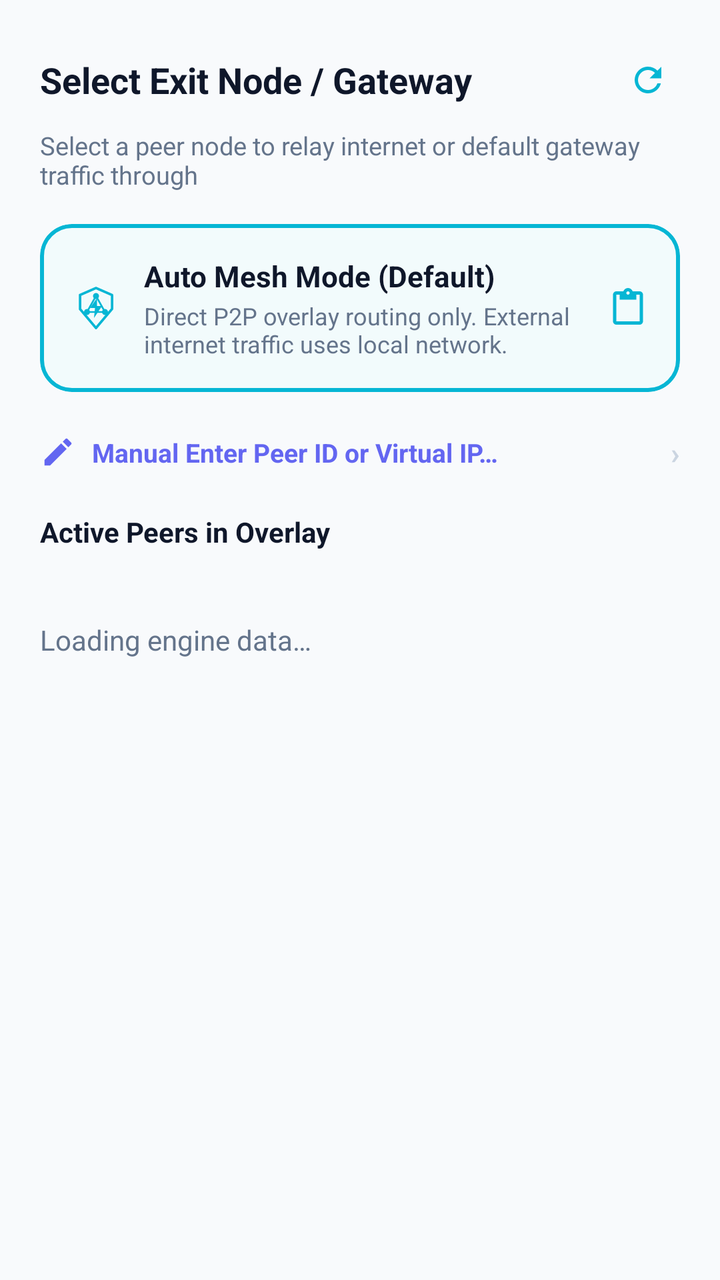
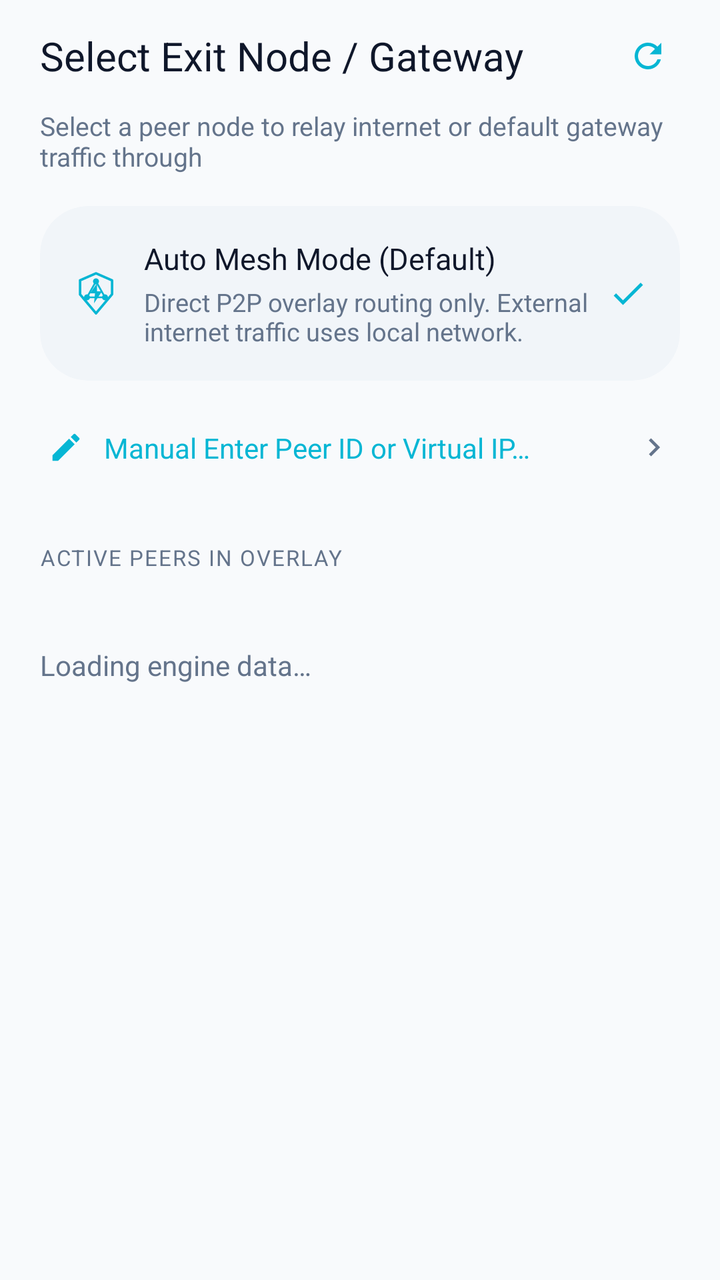

Two renders of the same Android screen: before a commit and after it. Below are the layout's source before the change and the commit's diff.
<!-- AndroidManifest.xml: application theme Theme.P2ptap -->
<!-- res/layout/dialog_exit_node_selector.xml -->
<?xml version="1.0" encoding="utf-8"?>
<androidx.core.widget.NestedScrollView xmlns:android="http://schemas.android.com/apk/res/android"
    xmlns:app="http://schemas.android.com/apk/res-auto"
    android:layout_width="match_parent"
    android:layout_height="match_parent"
    android:background="?attr/colorSurfaceContainerLow"
    android:orientation="vertical"
    android:padding="20dp">
    <LinearLayout android:layout_width="match_parent" android:layout_height="wrap_content" android:orientation="vertical">


    
    <LinearLayout
        android:layout_width="match_parent"
        android:layout_height="wrap_content"
        android:gravity="center_vertical"
        android:layout_marginBottom="4dp"
        android:orientation="horizontal">

        <TextView
            android:layout_width="0dp"
            android:layout_height="wrap_content"
            android:layout_weight="1"
            android:text="@string/dialog_exit_node_title"
            android:textColor="?attr/colorOnSurface"
            android:textSize="18sp"
            android:textStyle="bold" />

        <com.google.android.material.button.MaterialButton
            android:id="@+id/btnRefreshPeers"
            style="@style/Widget.Material3.Button.IconButton"
            android:layout_width="40dp"
            android:layout_height="40dp"
            android:contentDescription="@string/btn_refresh"
            app:icon="@drawable/ic_refresh"
            app:iconTint="?attr/colorPrimary" />
    </LinearLayout>

    <TextView
        android:layout_width="match_parent"
        android:layout_height="wrap_content"
        android:layout_marginBottom="16dp"
        android:text="@string/dialog_exit_node_desc"
        android:textColor="?attr/colorOnSurfaceVariant"
        android:textSize="12.5sp" />

    
    <com.google.android.material.card.MaterialCardView
        android:id="@+id/cardAutoMode"
        android:layout_width="match_parent"
        android:layout_height="wrap_content"
        android:layout_marginBottom="14dp"
        android:clickable="true"
        android:focusable="true"
        android:foreground="?attr/selectableItemBackground"
        app:cardCornerRadius="16dp"
        app:cardElevation="1dp"
        app:strokeColor="?attr/colorPrimary"
        app:strokeWidth="2dp">

        <LinearLayout
            android:layout_width="match_parent"
            android:layout_height="wrap_content"
            android:gravity="center_vertical"
            android:orientation="horizontal"
            android:padding="16dp">

            <ImageView
                android:layout_width="24dp"
                android:layout_height="24dp"
                android:src="@drawable/ic_p2p_shield_node"
                app:tint="?attr/colorPrimary" />

            <LinearLayout
                android:layout_width="0dp"
                android:layout_height="wrap_content"
                android:layout_weight="1"
                android:layout_marginStart="12dp"
                android:orientation="vertical">

                <TextView
                    android:layout_width="wrap_content"
                    android:layout_height="wrap_content"
                    android:text="@string/exit_node_auto_title"
                    android:textColor="?attr/colorOnSurface"
                    android:textSize="14.5sp"
                    android:textStyle="bold" />

                <TextView
                    android:layout_width="wrap_content"
                    android:layout_height="wrap_content"
                    android:layout_marginTop="2dp"
                    android:text="@string/exit_node_auto_desc"
                    android:textColor="?attr/colorOnSurfaceVariant"
                    android:textSize="12sp" />
            </LinearLayout>

            <ImageView
                android:id="@+id/ivAutoChecked"
                android:layout_width="20dp"
                android:layout_height="20dp"
                android:src="@drawable/ic_paste"
                app:tint="?attr/colorPrimary" />
        </LinearLayout>
    </com.google.android.material.card.MaterialCardView>

    
    <LinearLayout
        android:id="@+id/layoutCustomInput"
        android:layout_width="match_parent"
        android:layout_height="wrap_content"
        android:layout_marginBottom="14dp"
        android:background="?attr/selectableItemBackground"
        android:clickable="true"
        android:focusable="true"
        android:gravity="center_vertical"
        android:orientation="horizontal"
        android:paddingVertical="6dp">

        <ImageView
            android:layout_width="18dp"
            android:layout_height="18dp"
            android:src="@drawable/ic_edit"
            app:tint="?attr/colorSecondary" />

        <TextView
            android:layout_width="0dp"
            android:layout_height="wrap_content"
            android:layout_weight="1"
            android:layout_marginStart="8dp"
            android:text="@string/exit_node_custom_title"
            android:textColor="?attr/colorSecondary"
            android:textSize="13sp"
            android:textStyle="bold" />

        <TextView
            android:layout_width="wrap_content"
            android:layout_height="wrap_content"
            android:text="›"
            android:textColor="?attr/colorOutline"
            android:textSize="15sp"
            android:textStyle="bold" />
    </LinearLayout>

    <TextView
        android:layout_width="wrap_content"
        android:layout_height="wrap_content"
        android:layout_marginBottom="8dp"
        android:text="@string/section_active_peers"
        android:textColor="?attr/colorOnSurface"
        android:textSize="14sp"
        android:textStyle="bold" />

    <TextView android:id="@+id/tvSelection" android:layout_width="match_parent"
        android:layout_height="wrap_content" android:textColor="?attr/colorPrimary"
        android:paddingBottom="8dp" android:textIsSelectable="true" />
    <TextView android:id="@+id/tvDataStatus" android:layout_width="match_parent"
        android:layout_height="wrap_content" android:text="@string/telemetry_loading"
        android:textColor="?attr/colorOnSurfaceVariant" android:paddingBottom="8dp"
        android:accessibilityLiveRegion="polite" />
    


        <LinearLayout
            android:id="@+id/containerPeers"
            android:layout_width="match_parent"
            android:layout_height="wrap_content"
            android:orientation="vertical" />


    </LinearLayout>
</androidx.core.widget.NestedScrollView>
<!-- resources referenced by this layout -->
<resources>
  <!-- drawable ic_paste (drawable) -->
  <vector xmlns:android="http://schemas.android.com/apk/res/android"
      android:width="24dp"
      android:height="24dp"
      android:viewportWidth="24"
      android:viewportHeight="24"
      android:tint="?attr/colorControlNormal">
      <path
          android:fillColor="@android:color/white"
          android:pathData="M19,2h-4.18C14.4,0.84 13.3,0 12,0c-1.3,0 -2.4,0.84 -2.82,2H5c-1.1,0 -2,0.9 -2,2v16c0,1.1 0.9,2 2,2h14c1.1,0 2,-0.9 2,-2V4c0,-1.1 -0.9,-2 -2,-2zm-7,0c0.55,0 1,0.45 1,1s-0.45,1 -1,1 -1,-0.45 -1,-1 0.45,-1 1,-1zm7,18H5V4h2v3h10V4h2v16z"/>
  </vector>
  <style name="Base.Theme.P2ptap" parent="Theme.Material3.DayNight.NoActionBar">
          
          <item name="colorPrimary">@color/md_primary</item>
          <item name="colorOnPrimary">@color/md_on_primary</item>
          <item name="colorPrimaryContainer">@color/md_primary_container</item>
          <item name="colorOnPrimaryContainer">@color/md_on_primary_container</item>
          <item name="colorPrimaryInverse">@color/md_primary_inverse</item>
          <item name="colorSecondary">@color/md_secondary</item>
          <item name="colorOnSecondary">@color/md_on_secondary</item>
          <item name="colorSecondaryContainer">@color/md_secondary_container</item>
          <item name="colorOnSecondaryContainer">@color/md_on_secondary_container</item>
          <item name="colorTertiary">@color/md_tertiary</item>
          <item name="colorOnTertiary">@color/md_on_tertiary</item>
          <item name="colorTertiaryContainer">@color/md_tertiary_container</item>
          <item name="colorOnTertiaryContainer">@color/md_on_tertiary_container</item>
          <item name="colorError">@color/md_error</item>
          <item name="colorOnError">@color/md_on_error</item>
          <item name="colorErrorContainer">@color/md_error_container</item>
          <item name="colorOnErrorContainer">@color/md_on_error_container</item>
          <item name="android:colorBackground">@color/md_background</item>
          <item name="colorOnBackground">@color/md_on_background</item>
          <item name="colorSurface">@color/md_surface</item>
          <item name="colorOnSurface">@color/md_on_surface</item>
          <item name="colorSurfaceContainerLowest">@color/md_surface_container_lowest</item>
          <item name="colorSurfaceContainerLow">@color/md_surface_container_low</item>
          <item name="colorSurfaceContainer">@color/md_surface_container</item>
          <item name="colorSurfaceContainerHigh">@color/md_surface_container_high</item>
          <item name="colorSurfaceContainerHighest">@color/md_surface_container_highest</item>
          <item name="colorSurfaceVariant">@color/md_surface_variant</item>
          <item name="colorOnSurfaceVariant">@color/md_on_surface_variant</item>
          <item name="colorSurfaceInverse">@color/md_surface_inverse</item>
          <item name="colorOnSurfaceInverse">@color/md_on_surface_inverse</item>
          <item name="colorOutline">@color/md_outline</item>
          <item name="colorOutlineVariant">@color/md_outline_variant</item>
          <item name="android:colorControlHighlight">@color/md_scrim</item>
  
          
          <item name="shapeAppearanceSmallComponent">@style/ShapeAppearance.P2ptap.Small</item>
          <item name="shapeAppearanceMediumComponent">@style/ShapeAppearance.P2ptap.Medium</item>
          <item name="shapeAppearanceLargeComponent">@style/ShapeAppearance.P2ptap.Large</item>
  
          
          <item name="textAppearanceDisplayLarge">@style/TextAppearance.P2ptap.DisplayLarge</item>
          <item name="textAppearanceDisplayMedium">@style/TextAppearance.P2ptap.DisplayMedium</item>
          <item name="textAppearanceDisplaySmall">@style/TextAppearance.P2ptap.DisplaySmall</item>
          <item name="textAppearanceHeadlineMedium">@style/TextAppearance.P2ptap.HeadlineMedium</item>
          <item name="textAppearanceHeadlineSmall">@style/TextAppearance.P2ptap.HeadlineSmall</item>
          <item name="textAppearanceTitleLarge">@style/TextAppearance.P2ptap.TitleLarge</item>
          <item name="textAppearanceTitleMedium">@style/TextAppearance.P2ptap.TitleMedium</item>
          <item name="textAppearanceTitleSmall">@style/TextAppearance.P2ptap.TitleSmall</item>
          <item name="textAppearanceBodyLarge">@style/TextAppearance.P2ptap.BodyLarge</item>
          <item name="textAppearanceBodyMedium">@style/TextAppearance.P2ptap.BodyMedium</item>
          <item name="textAppearanceBodySmall">@style/TextAppearance.P2ptap.BodySmall</item>
          <item name="textAppearanceLabelLarge">@style/TextAppearance.P2ptap.LabelLarge</item>
          <item name="textAppearanceLabelMedium">@style/TextAppearance.P2ptap.LabelMedium</item>
          <item name="textAppearanceLabelSmall">@style/TextAppearance.P2ptap.LabelSmall</item>
  
          
          <item name="materialButtonStyle">@style/Widget.P2ptap.Button</item>
          <item name="materialAlertDialogTheme">@style/ThemeOverlay.P2ptap.Dialog</item>
  
          
          <item name="android:statusBarColor">@color/window_bg</item>
          <item name="android:windowLightStatusBar">true</item>
          <item name="android:navigationBarColor">@color/window_bg</item>
          <item name="android:windowLightNavigationBar" tools:targetApi="o_mr1">true</item>
          <item name="android:windowBackground">@color/window_bg</item>
      </style>
  <color name="md_on_primary">#FFFFFF</color>
  <style name="Widget.P2ptap.Button" parent="Widget.Material3.Button">
          <item name="shapeAppearance">@style/ShapeAppearance.P2ptap.Small</item>
          <item name="android:textSize">14sp</item>
          <item name="textAllCaps">false</item>
          <item name="android:minHeight">44dp</item>
          <item name="android:letterSpacing">0.01</item>
      </style>
  <style name="ThemeOverlay.P2ptap.Dialog" parent="ThemeOverlay.Material3.MaterialAlertDialog">
          <item name="shapeAppearanceMediumComponent">@style/ShapeAppearance.P2ptap.Medium</item>
          <item name="dialogCornerRadius">16dp</item>
          <item name="materialAlertDialogTitleTextStyle">@style/TextAppearance.P2ptap.TitleMedium</item>
          <item name="materialAlertDialogBodyTextStyle">@style/TextAppearance.P2ptap.BodyMedium</item>
          <item name="buttonBarPositiveButtonStyle">@style/Widget.P2ptap.Button.TextButton</item>
          <item name="buttonBarNegativeButtonStyle">@style/Widget.P2ptap.Button.TextButton</item>
          <item name="buttonBarNeutralButtonStyle">@style/Widget.P2ptap.Button.TextButton</item>
      </style>
  <color name="window_bg">#F8FAFC</color>
  <style name="Widget.P2ptap.Button.TextButton" parent="Widget.Material3.Button.TextButton">
          <item name="shapeAppearance">@style/ShapeAppearance.P2ptap.Small</item>
          <item name="android:textSize">14sp</item>
          <item name="textAllCaps">false</item>
          <item name="android:minHeight">44dp</item>
          <item name="android:letterSpacing">0.01</item>
      </style>
  <!-- unchanged entries left out for length: 61 -->
</resources>

<!-- the commit's change to res/layout/dialog_exit_node_selector.xml (unified diff, before → after) -->
@@ -3,170 +3,190 @@
     xmlns:app="http://schemas.android.com/apk/res-auto"
     android:layout_width="match_parent"
     android:layout_height="match_parent"
-    android:background="?attr/colorSurfaceContainerLow"
-    android:orientation="vertical"
-    android:padding="20dp">
-    <LinearLayout android:layout_width="match_parent" android:layout_height="wrap_content" android:orientation="vertical">
+    android:background="@android:color/transparent"
+    android:overScrollMode="never">
 
-
-    
     <LinearLayout
         android:layout_width="match_parent"
         android:layout_height="wrap_content"
-        android:gravity="center_vertical"
-        android:layout_marginBottom="4dp"
-        android:orientation="horizontal">
+        android:orientation="vertical"
+        android:paddingHorizontal="20dp"
+        android:paddingTop="8dp"
+        android:paddingBottom="20dp">
 
-        <TextView
-            android:layout_width="0dp"
-            android:layout_height="wrap_content"
-            android:layout_weight="1"
-            android:text="@string/dialog_exit_node_title"
-            android:textColor="?attr/colorOnSurface"
-            android:textSize="18sp"
-            android:textStyle="bold" />
-
-        <com.google.android.material.button.MaterialButton
-            android:id="@+id/btnRefreshPeers"
-            style="@style/Widget.Material3.Button.IconButton"
-            android:layout_width="40dp"
-            android:layout_height="40dp"
-            android:contentDescription="@string/btn_refresh"
-            app:icon="@drawable/ic_refresh"
-            app:iconTint="?attr/colorPrimary" />
-    </LinearLayout>
-
-    <TextView
-        android:layout_width="match_parent"
-        android:layout_height="wrap_content"
-        android:layout_marginBottom="16dp"
-        android:text="@string/dialog_exit_node_desc"
-        android:textColor="?attr/colorOnSurfaceVariant"
-        android:textSize="12.5sp" />
-
-    
-    <com.google.android.material.card.MaterialCardView
-        android:id="@+id/cardAutoMode"
-        android:layout_width="match_parent"
-        android:layout_height="wrap_content"
-        android:layout_marginBottom="14dp"
-        android:clickable="true"
-        android:focusable="true"
-        android:foreground="?attr/selectableItemBackground"
-        app:cardCornerRadius="16dp"
-        app:cardElevation="1dp"
-        app:strokeColor="?attr/colorPrimary"
-        app:strokeWidth="2dp">
-
+        
         <LinearLayout
             android:layout_width="match_parent"
             android:layout_height="wrap_content"
+            android:layout_marginBottom="6dp"
             android:gravity="center_vertical"
-            android:orientation="horizontal"
-            android:padding="16dp">
+            android:orientation="horizontal">
 
-            <ImageView
-                android:layout_width="24dp"
-                android:layout_height="24dp"
-                android:src="@drawable/ic_p2p_shield_node"
-                app:tint="?attr/colorPrimary" />
-
-            <LinearLayout
+            <TextView
                 android:layout_width="0dp"
                 android:layout_height="wrap_content"
                 android:layout_weight="1"
-                android:layout_marginStart="12dp"
-                android:orientation="vertical">
+                android:text="@string/dialog_exit_node_title"
+                android:textColor="?attr/colorOnSurface"
+                android:textFontWeight="600"
+                android:textSize="20sp" />
 
-                <TextView
-                    android:layout_width="wrap_content"
+            <com.google.android.material.button.MaterialButton
+                android:id="@+id/btnRefreshPeers"
+                style="@style/Widget.Material3.Button.IconButton"
+                android:layout_width="40dp"
+                android:layout_height="40dp"
+                android:contentDescription="@string/btn_refresh"
+                app:icon="@drawable/ic_refresh"
+                app:iconTint="@color/md_primary" />
+        </LinearLayout>
+
+        <TextView
+            android:layout_width="match_parent"
+            android:layout_height="wrap_content"
+            android:layout_marginBottom="16dp"
+            android:text="@string/dialog_exit_node_desc"
+            android:textColor="?attr/colorOnSurfaceVariant"
+            android:textSize="13sp" />
+
+        
+        <com.google.android.material.card.MaterialCardView
+            android:id="@+id/cardAutoMode"
+            android:layout_width="match_parent"
+            android:layout_height="wrap_content"
+            android:layout_marginBottom="10dp"
+            android:clickable="true"
+            android:focusable="true"
+            android:foreground="?attr/selectableItemBackground"
+            app:cardBackgroundColor="@color/m3_card"
+            app:cardCornerRadius="@dimen/m3_card_radius_small"
+            app:cardElevation="0dp"
+            app:strokeWidth="0dp">
+
+            <LinearLayout
+                android:layout_width="match_parent"
+                android:layout_height="wrap_content"
+                android:gravity="center_vertical"
+                android:orientation="horizontal"
+                android:padding="16dp">
+
+                <ImageView
+                    android:layout_width="24dp"
+                    android:layout_height="24dp"
+                    android:src="@drawable/ic_p2p_shield_node"
+                    app:tint="@color/md_primary" />
+
+                <LinearLayout
+                    android:layout_width="0dp"
                     android:layout_height="wrap_content"
-                    android:text="@string/exit_node_auto_title"
-                    android:textColor="?attr/colorOnSurface"
-                    android:textSize="14.5sp"
-                    android:textStyle="bold" />
+                    android:layout_marginStart="12dp"
+                    android:layout_marginEnd="8dp"
+                    android:layout_weight="1"
+                    android:orientation="vertical">
 
-                <TextView
-                    android:layout_width="wrap_content"
-                    android:layout_height="wrap_content"
-                    android:layout_marginTop="2dp"
-                    android:text="@string/exit_node_auto_desc"
-                    android:textColor="?attr/colorOnSurfaceVariant"
-                    android:textSize="12sp" />
+                    <TextView
+                        android:layout_width="wrap_content"
+                        android:layout_height="wrap_content"
+                        android:text="@string/exit_node_auto_title"
+                        android:textColor="?attr/colorOnSurface"
+                        android:textFontWeight="600"
+                        android:textSize="15sp" />
+
+                    <TextView
+                        android:layout_width="wrap_content"
+                        android:layout_height="wrap_content"
+                        android:layout_marginTop="3dp"
+                        android:text="@string/exit_node_auto_desc"
+                        android:textColor="?attr/colorOnSurfaceVariant"
+                        android:textSize="12.5sp" />
+                </LinearLayout>
+
+                <ImageView
+                    android:id="@+id/ivAutoChecked"
+                    android:layout_width="20dp"
+                    android:layout_height="20dp"
+                    android:src="@drawable/ic_check"
+                    app:tint="@color/md_primary" />
             </LinearLayout>
+        </com.google.android.material.card.MaterialCardView>
+
+        
+        <LinearLayout
+            android:id="@+id/layoutCustomInput"
+            android:layout_width="match_parent"
+            android:layout_height="wrap_content"
+            android:layout_marginBottom="6dp"
+            android:background="?attr/selectableItemBackground"
+            android:clickable="true"
+            android:focusable="true"
+            android:gravity="center_vertical"
+            android:orientation="horizontal"
+            android:paddingHorizontal="4dp"
+            android:paddingVertical="14dp">
 
             <ImageView
-                android:id="@+id/ivAutoChecked"
-                android:layout_width="20dp"
-                android:layout_height="20dp"
-                android:src="@drawable/ic_paste"
-                app:tint="?attr/colorPrimary" />
+                android:layout_width="18dp"
+                android:layout_height="18dp"
+                android:src="@drawable/ic_edit"
+                app:tint="@color/md_primary" />
+
+            <TextView
+                android:layout_width="0dp"
+                android:layout_height="wrap_content"
+                android:layout_marginStart="10dp"
+                android:layout_weight="1"
+                android:text="@string/exit_node_custom_title"
+                android:textColor="@color/md_primary"
+                android:textFontWeight="600"
+                android:textSize="14sp" />
+
+            <ImageView
+                android:layout_width="18dp"
+                android:layout_height="18dp"
+                android:src="@drawable/ic_chevron_right"
+                app:tint="?attr/colorOnSurfaceVariant" />
         </LinearLayout>
-    </com.google.android.material.card.MaterialCardView>
 
-    
-    <LinearLayout
-        android:id="@+id/layoutCustomInput"
-        android:layout_width="match_parent"
-        android:layout_height="wrap_content"
-        android:layout_marginBottom="14dp"
-        android:background="?attr/selectableItemBackground"
-        android:clickable="true"
-        android:focusable="true"
-        android:gravity="center_vertical"
-        android:orientation="horizontal"
-        android:paddingVertical="6dp">
-
-        <ImageView
-            android:layout_width="18dp"
-            android:layout_height="18dp"
-            android:src="@drawable/ic_edit"
-            app:tint="?attr/colorSecondary" />
-
-        <TextView
-            android:layout_width="0dp"
-            android:layout_height="wrap_content"
-            android:layout_weight="1"
-            android:layout_marginStart="8dp"
-            android:text="@string/exit_node_custom_title"
-            android:textColor="?attr/colorSecondary"
-            android:textSize="13sp"
-            android:textStyle="bold" />
+        <View
+            android:layout_width="match_parent"
+            android:layout_height="2dp"
+            android:layout_marginBottom="16dp"
+            android:background="@color/m3_seam" />
 
         <TextView
             android:layout_width="wrap_content"
             android:layout_height="wrap_content"
-            android:text="›"
-            android:textColor="?attr/colorOutline"
-            android:textSize="15sp"
-            android:textStyle="bold" />
-    </LinearLayout>
+            android:layout_marginBottom="10dp"
+            android:letterSpacing="0.06"
+            android:text="@string/section_active_peers"
+            android:textAllCaps="true"
+            android:textColor="?attr/colorOnSurfaceVariant"
+            android:textFontWeight="600"
+            android:textSize="11sp" />
 
-    <TextView
-        android:layout_width="wrap_content"
-        android:layout_height="wrap_content"
-        android:layout_marginBottom="8dp"
-        android:text="@string/section_active_peers"
-        android:textColor="?attr/colorOnSurface"
-        android:textSize="14sp"
-        android:textStyle="bold" />
+        <TextView
+            android:id="@+id/tvSelection"
+            android:layout_width="match_parent"
+            android:layout_height="wrap_content"
+            android:paddingBottom="8dp"
+            android:textColor="@color/md_primary"
+            android:textIsSelectable="true" />
 
-    <TextView android:id="@+id/tvSelection" android:layout_width="match_parent"
-        android:layout_height="wrap_content" android:textColor="?attr/colorPrimary"
-        android:paddingBottom="8dp" android:textIsSelectable="true" />
-    <TextView android:id="@+id/tvDataStatus" android:layout_width="match_parent"
-        android:layout_height="wrap_content" android:text="@string/telemetry_loading"
-        android:textColor="?attr/colorOnSurfaceVariant" android:paddingBottom="8dp"
-        android:accessibilityLiveRegion="polite" />
-    
+        <TextView
+            android:id="@+id/tvDataStatus"
+            android:layout_width="match_parent"
+            android:layout_height="wrap_content"
+            android:accessibilityLiveRegion="polite"
+            android:paddingBottom="8dp"
+            android:text="@string/telemetry_loading"
+            android:textColor="?attr/colorOnSurfaceVariant" />
 
-
+        
         <LinearLayout
             android:id="@+id/containerPeers"
             android:layout_width="match_parent"
             android:layout_height="wrap_content"
             android:orientation="vertical" />
 
-
     </LinearLayout>
 </androidx.core.widget.NestedScrollView>
<!-- resource entries referenced after the edit -->
@@ -1,15 +1,27 @@
 <!-- resources referenced by this layout -->
 <resources>
-  <!-- drawable ic_paste (drawable) -->
+  <color name="m3_card">#F1F5F9</color>
+  <color name="m3_seam">#F8FAFC</color>
+  <dimen name="m3_card_radius_small">24dp</dimen>
+  <!-- drawable ic_check (drawable) -->
   <vector xmlns:android="http://schemas.android.com/apk/res/android"
       android:width="24dp"
       android:height="24dp"
       android:viewportWidth="24"
-      android:viewportHeight="24"
-      android:tint="?attr/colorControlNormal">
+      android:viewportHeight="24">
       <path
-          android:fillColor="@android:color/white"
-          android:pathData="M19,2h-4.18C14.4,0.84 13.3,0 12,0c-1.3,0 -2.4,0.84 -2.82,2H5c-1.1,0 -2,0.9 -2,2v16c0,1.1 0.9,2 2,2h14c1.1,0 2,-0.9 2,-2V4c0,-1.1 -0.9,-2 -2,-2zm-7,0c0.55,0 1,0.45 1,1s-0.45,1 -1,1 -1,-0.45 -1,-1 0.45,-1 1,-1zm7,18H5V4h2v3h10V4h2v16z"/>
+          android:fillColor="#FFFFFFFF"
+          android:pathData="M9,16.17L4.83,12l-1.42,1.41L9,19 21,7l-1.41,-1.41z" />
+  </vector>
+  <!-- drawable ic_chevron_right (drawable) -->
+  <vector xmlns:android="http://schemas.android.com/apk/res/android"
+      android:width="24dp"
+      android:height="24dp"
+      android:viewportWidth="24"
+      android:viewportHeight="24">
+      <path
+          android:fillColor="#FF000000"
+          android:pathData="M10,6L8.59,7.41 13.17,12l-4.58,4.59L10,18l6,-6z" />
   </vector>
   <style name="Base.Theme.P2ptap" parent="Theme.Material3.DayNight.NoActionBar">
           
@@ -73,37 +85,47 @@
           <item name="materialAlertDialogTheme">@style/ThemeOverlay.P2ptap.Dialog</item>
   
           
-          <item name="android:statusBarColor">@color/window_bg</item>
+          <item name="android:statusBarColor">@color/m3_page</item>
           <item name="android:windowLightStatusBar">true</item>
-          <item name="android:navigationBarColor">@color/window_bg</item>
+          <item name="android:navigationBarColor">@color/m3_dock</item>
           <item name="android:windowLightNavigationBar" tools:targetApi="o_mr1">true</item>
-          <item name="android:windowBackground">@color/window_bg</item>
+          <item name="android:windowBackground">@color/m3_page</item>
       </style>
-  <color name="md_on_primary">#FFFFFF</color>
+  <color name="md_on_primary">#003036</color>
   <style name="Widget.P2ptap.Button" parent="Widget.Material3.Button">
-          <item name="shapeAppearance">@style/ShapeAppearance.P2ptap.Small</item>
-          <item name="android:textSize">14sp</item>
+          <item name="shapeAppearance">@style/ShapeAppearance.P2ptap.Pill</item>
+          <item name="android:textSize">15sp</item>
           <item name="textAllCaps">false</item>
-          <item name="android:minHeight">44dp</item>
+          <item name="android:minHeight">@dimen/m3_button_height</item>
+          <item name="android:insetTop">0dp</item>
+          <item name="android:insetBottom">0dp</item>
           <item name="android:letterSpacing">0.01</item>
       </style>
   <style name="ThemeOverlay.P2ptap.Dialog" parent="ThemeOverlay.Material3.MaterialAlertDialog">
-          <item name="shapeAppearanceMediumComponent">@style/ShapeAppearance.P2ptap.Medium</item>
-          <item name="dialogCornerRadius">16dp</item>
+          <item name="shapeAppearanceMediumComponent">@style/ShapeAppearance.P2ptap.Large</item>
+          <item name="dialogCornerRadius">@dimen/card_corner_radius</item>
           <item name="materialAlertDialogTitleTextStyle">@style/TextAppearance.P2ptap.TitleMedium</item>
           <item name="materialAlertDialogBodyTextStyle">@style/TextAppearance.P2ptap.BodyMedium</item>
           <item name="buttonBarPositiveButtonStyle">@style/Widget.P2ptap.Button.TextButton</item>
           <item name="buttonBarNegativeButtonStyle">@style/Widget.P2ptap.Button.TextButton</item>
           <item name="buttonBarNeutralButtonStyle">@style/Widget.P2ptap.Button.TextButton</item>
       </style>
-  <color name="window_bg">#F8FAFC</color>
+  <color name="m3_page">#F8FAFC</color>
+  <color name="m3_dock">#F1F5F9</color>
+  <style name="ShapeAppearance.P2ptap.Pill" parent="">
+          <item name="cornerFamily">rounded</item>
+          <item name="cornerSize">@dimen/m3_button_radius</item>
+      </style>
+  <dimen name="m3_button_height">52dp</dimen>
+  <dimen name="card_corner_radius">28dp</dimen>
   <style name="Widget.P2ptap.Button.TextButton" parent="Widget.Material3.Button.TextButton">
-          <item name="shapeAppearance">@style/ShapeAppearance.P2ptap.Small</item>
+          <item name="shapeAppearance">@style/ShapeAppearance.P2ptap.Pill</item>
           <item name="android:textSize">14sp</item>
           <item name="textAllCaps">false</item>
           <item name="android:minHeight">44dp</item>
           <item name="android:letterSpacing">0.01</item>
       </style>
+  <dimen name="m3_button_radius">26dp</dimen>
   <!-- unchanged entries left out for length: 61 -->
 </resources>
 
